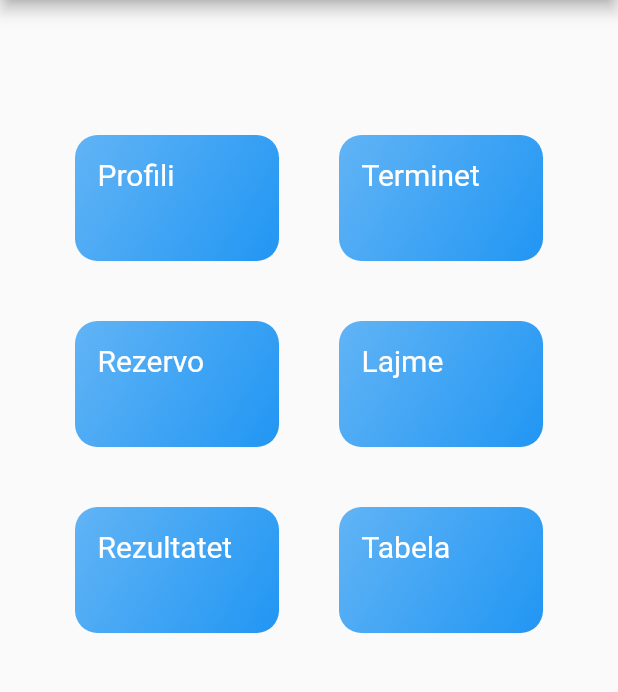
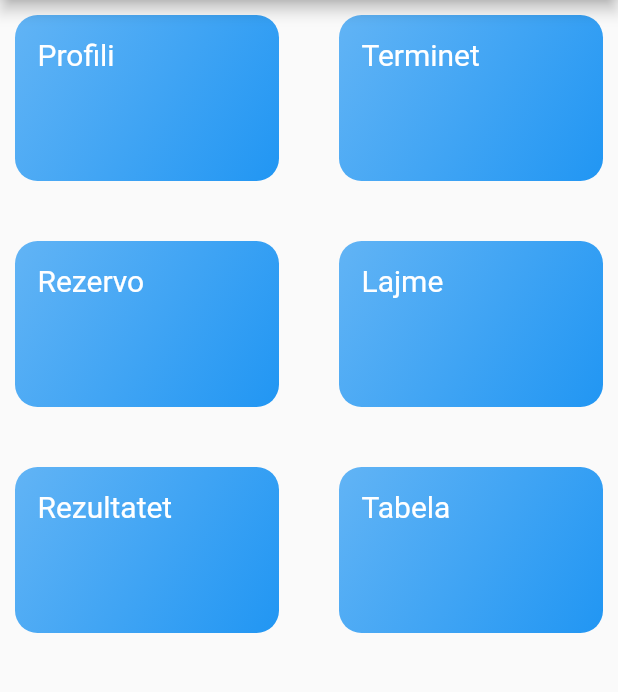
Before and after one commit to fabianberisha/qendra_sportive_shllaku, a Flutter app: the screen it shows after launch, on a phone screen of 412 x 824 dp, the part 84-776 px from its top. Run offline on Flutter 3.47's test engine with Material 2 defaults, Android fonts, the phone set to English and light mode, and no system bars.

```diff
--- a/lib/data/termin_data.dart
+++ b/lib/data/termin_data.dart
@@ -8,7 +8,7 @@ const TERMINET = const [
     date: 11.11,
   ),
   Termin(
-    nameOfThePerson: 'Fabian',
+    nameOfThePerson: 'Andi',
     hour: 10,
     date: 11.11,
   ),
@@ -18,7 +18,7 @@ const TERMINET = const [
     date: 11.11,
   ),
   Termin(
-    nameOfThePerson: 'Fabian',
+    nameOfThePerson: 'Andi',
     hour: 10,
     date: 11.11,
   ),
@@ -34,29 +34,35 @@ const TERMINET = const [
   ),
 ];
 
-const CATEGORIES = const [
+const categories = const [
   Category(
     id: 'c1',
     name: 'Profili',
+    route: '/profili_screen'
   ),
   Category(
     id: 'c2',
     name: 'Terminet',
+    route: '/terminet_screen'
   ),
   Category(
     id: 'c3',
     name: 'Rezervo',
+    route: '/rezervo_screen'
   ),
   Category(
     id: 'c4',
     name: 'Lajme',
+    route: '/lajme_screen'
   ),
   Category(
     id: 'c5',
     name: 'Rezultatet',
+    route: '/rezultatet_screen'
   ),
   Category(
     id: 'c6',
     name: 'Tabela',
+    route: '/tabela_screen'
   ),
 ];
--- a/lib/main.dart
+++ b/lib/main.dart
@@ -1,6 +1,11 @@
 import 'package:flutter/material.dart';
+import './screen/lajme_screen.dart';
 import './screen/terminet_screen.dart';
+import './screen/profili_screen.dart';
 import './screen/grid_screen.dart';
+import './screen/rezervo_screen.dart';
+import './screen/tabela_screen.dart';
+import './screen/rezultatet_screen.dart';
 
 void main() => runApp(MyApp());
 
@@ -29,6 +34,11 @@ class MyApp extends StatelessWidget {
       home: Menu(),
       routes: {
         TerminetScreen.routeName: (ctx) => TerminetScreen(),
+        LajmeScreen.routeName: (ctx) => LajmeScreen(),
+        ProfiliScreen.routeName: (ctx) => ProfiliScreen(),
+        RezultatetScreen.routeName: (ctx) => RezultatetScreen(),
+        TabelaScreen.routeName: (ctx) => TabelaScreen(),
+        RezervoScreen.routeName: (ctx) => RezervoScreen(),
       },
     );
   }
--- a/lib/models/categories.dart
+++ b/lib/models/categories.dart
@@ -1,11 +1,14 @@
 import 'package:flutter/foundation.dart';
+import 'package:flutter/material.dart';
 
 class Category {
   final String id;
   final String name;
+  final String route;
 
   const Category({
     @required this.id,
     @required this.name,
+    @required this.route,
   });
 }
--- a/lib/screen/grid_screen.dart
+++ b/lib/screen/grid_screen.dart
@@ -6,9 +6,8 @@ class GridScreen extends StatelessWidget {
   @override
   Widget build(BuildContext context) {
     return GridView(
-      padding: const EdgeInsets.symmetric(vertical:80, horizontal:40),
-      children: CATEGORIES.map((cat) {
-        return Container(margin: EdgeInsets.all(10),child: GridItemWidget(cat.name, cat.id));
+      children: categories.map((cat) {
+        return Container(margin: EdgeInsets.all(10),child: GridItemWidget(cat.name, cat.id, cat.route ));
       }).toList(),
       gridDelegate: SliverGridDelegateWithMaxCrossAxisExtent(
         maxCrossAxisExtent: 200,
--- a/lib/screen/lajme_screen.dart
+++ b/lib/screen/lajme_screen.dart
@@ -1,10 +1,12 @@
 import 'package:flutter/material.dart';
 
 class LajmeScreen extends StatelessWidget {
+  static const routeName = '/lajme_screen';
   @override
   Widget build(BuildContext context) {
-    return Container(
-
+    return Scaffold(
+      appBar: AppBar(title: Text('Lajme')),
+      body: Text('ljm'),
     );
   }
 }
--- a/lib/screen/profili_screen.dart
+++ b/lib/screen/profili_screen.dart
@@ -1,10 +1,12 @@
 import 'package:flutter/material.dart';
 
 class ProfiliScreen extends StatelessWidget {
+  static const routeName = '/profili_screen';
   @override
   Widget build(BuildContext context) {
-    return Container(
-
+    return Scaffold(
+      appBar: AppBar(title: Text('Profili')),
+      body: Text('prf'),
     );
   }
 }
--- a/lib/screen/rezervo_screen.dart
+++ b/lib/screen/rezervo_screen.dart
@@ -1,10 +1,12 @@
 import 'package:flutter/material.dart';
 
 class RezervoScreen extends StatelessWidget {
+  static const routeName = '/rezervo_screen';
   @override
   Widget build(BuildContext context) {
-    return Container(
-
+    return Scaffold(
+      appBar: AppBar(title: Text('Rezervo')),
+      body: Text('rz'),
     );
   }
 }
--- a/lib/screen/rezultatet_screen.dart
+++ b/lib/screen/rezultatet_screen.dart
@@ -1,10 +1,12 @@
 import 'package:flutter/material.dart';
 
 class RezultatetScreen extends StatelessWidget {
+  static const routeName = '/rezultatet_screen';
   @override
   Widget build(BuildContext context) {
-    return Container(
-
+    return Scaffold(
+      appBar: AppBar(title: Text('Rezultatet')),
+      body: Text('TScreen'),
     );
   }
 }
--- a/lib/widgets/grid_item_widget.dart
+++ b/lib/widgets/grid_item_widget.dart
@@ -1,24 +1,23 @@
 import 'package:flutter/material.dart';
-import '../screen/terminet_screen.dart';
 
 class GridItemWidget extends StatelessWidget {
-
   final String title;
   final String id;
-  GridItemWidget(this.title, this.id);
+  final String route;
+
+  GridItemWidget(this.title, this.id, this.route);
 
   //final thisCategory = CATEGORIES.firstWhere((x) => id);
 
-  void showCategory(BuildContext context){
-    Navigator.of(context).pushNamed(TerminetScreen.routeName);
-
+  void showCategory(BuildContext context) {
+    Navigator.of(context).pushNamed(route);
   }
 
   @override
   Widget build(BuildContext context) {
     return InkWell(
-        onTap:() => showCategory(context),
-          child: Container(
+      onTap: () => showCategory(context),
+      child: Container(
         padding: const EdgeInsets.all(15),
         child: Text(
           title,
```
Also changed, not shown: lib/screen/tabela_screen.dart (+6 -2 lines), lib/screen/terminet_screen.dart (+19 -2 lines).
